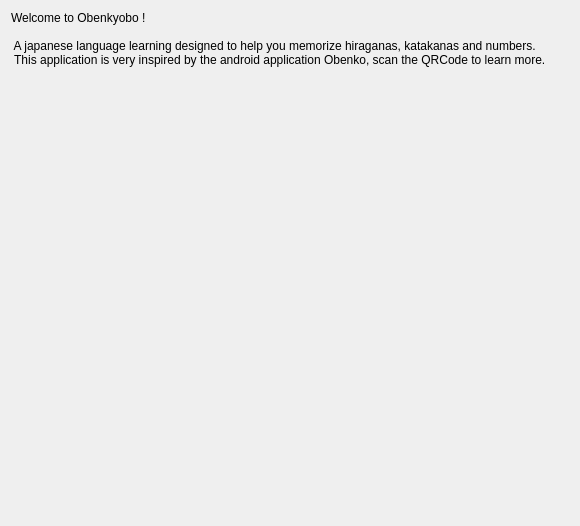
Aryetis/Obenkyobo, file widgetwelcome.ui: the form before one commit.
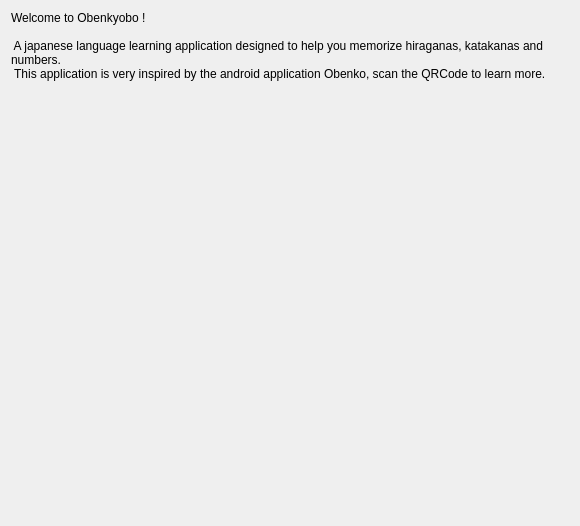
The form after the commit. Icons and pictures are not drawn.

Diff of the .ui file:
```diff
--- a/widgetwelcome.ui
+++ b/widgetwelcome.ui
@@ -29,7 +29,7 @@
          <property name="text">
           <string>Welcome to Obenkyobo ! 
  
- A japanese language learning designed to help you memorize hiraganas, katakanas and numbers. 
+ A japanese language learning application designed to help you memorize hiraganas, katakanas and numbers. 
  This application is very inspired by the android application Obenko, scan the QRCode to learn more.</string>
          </property>
          <property name="wordWrap">
```
